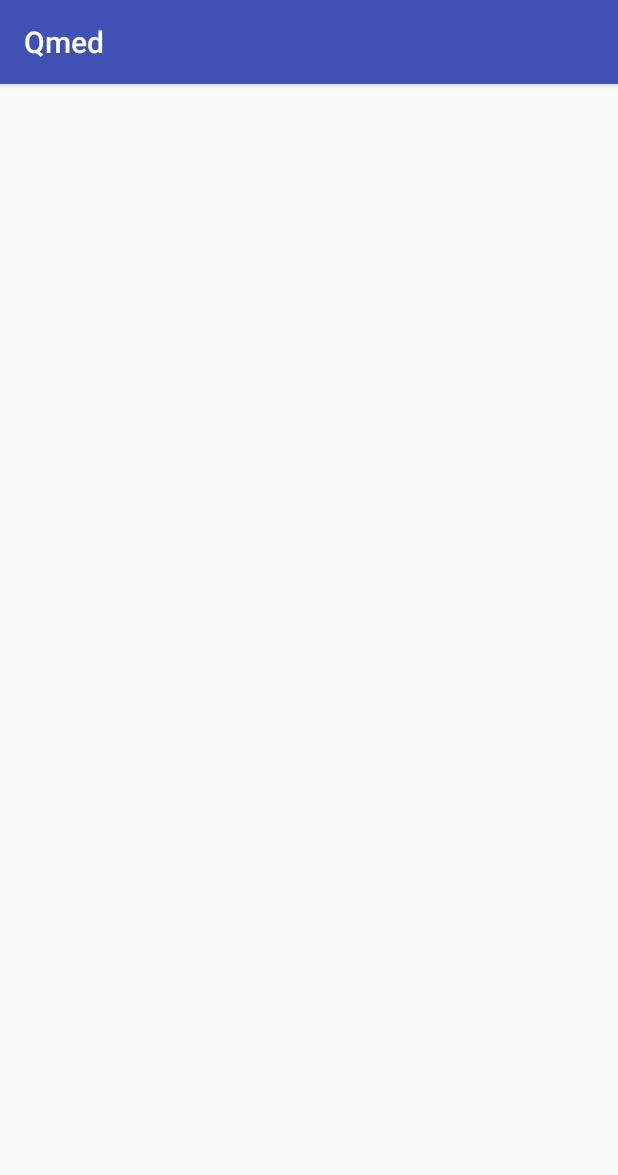
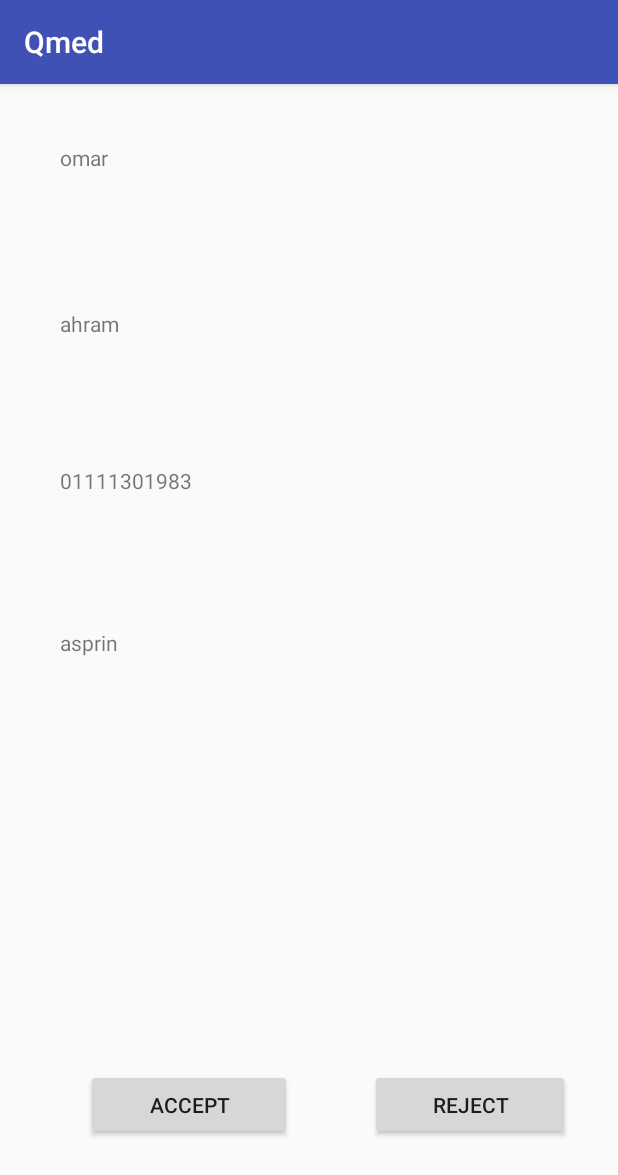
Before and after one commit to Tharwaat/QMED, an Android app: the screen it shows after launch once a user with an empty profile is signed in (PharmacyHomeActivity before the commit, PharmacyRequest after it), on a phone screen of 412 x 824 dp. Shown: the top 1175 px of the screen. Run offline under Robolectric (Android 15) with nearby library versions, the phone set to English and light mode, and no system bars; our stand-ins replace Firebase (no records; nobody signed in at launch, a user with empty details on screens opened directly); libraries missing offline, so code that uses them is left out: com.firebase.geofire; 1 statement that could not run was skipped.

Commit message:
adding pharmacyRequest

```diff
--- a/app/src/main/AndroidManifest.xml
+++ b/app/src/main/AndroidManifest.xml
@@ -45,7 +45,8 @@
             </intent-filter>
         </activity>
         <activity android:name=".SignUpActivity" />
-        <activity android:name=".PharmacyHomeActivity"></activity>
+        <activity android:name=".PharmacyHomeActivity" />
+        <activity android:name=".PharmacyRequest"></activity>
     </application>
 
 </manifest>
--- a/app/src/main/java/com/example/root/qmed/PharmacyHomeActivity.java
+++ b/app/src/main/java/com/example/root/qmed/PharmacyHomeActivity.java
@@ -1,5 +1,6 @@
 package com.example.root.qmed;
 
+import android.content.Intent;
 import android.content.pm.PackageManager;
 import android.location.Location;
 import android.support.v4.app.ActivityCompat;
@@ -16,8 +17,13 @@ import com.google.android.gms.common.api.GoogleApiClient;
 import com.google.android.gms.location.LocationRequest;
 import com.google.android.gms.location.LocationServices;
 import com.google.firebase.auth.FirebaseAuth;
+import com.google.firebase.database.DataSnapshot;
+import com.google.firebase.database.DatabaseError;
 import com.google.firebase.database.DatabaseReference;
 import com.google.firebase.database.FirebaseDatabase;
+import com.google.firebase.database.ValueEventListener;
+
+import java.util.ArrayList;
 
 public class PharmacyHomeActivity extends AppCompatActivity implements GoogleApiClient.ConnectionCallbacks,
         GoogleApiClient.OnConnectionFailedListener {
@@ -41,17 +47,43 @@ public class PharmacyHomeActivity extends AppCompatActivity implements GoogleApi
     private static int FATEST_INTERVAL = 5000; // 5 sec
     private static int DISPLACEMENT = 10; // 10 meters
 
+    private FirebaseAuth firebaseAuth;
+    private DatabaseReference mDatabase;
+    ArrayList<Request> requests = new ArrayList<Request>();
+    String pharmacyID;
+    String uID;
+
 
     @Override
     protected void onCreate(Bundle savedInstanceState) {
         super.onCreate(savedInstanceState);
         setContentView(R.layout.activity_pharmacy_home);
 
+        Request request = new Request("omar","3ezzaby","ahram","01111301983","accepted","asprin","W5YVs58k7HYonR0fsn1X6lGWWpa2");
+        Intent i = new Intent(this, PharmacyRequest.class);
+        i.putExtra("sampleObject", request);
+        startActivity(i);
+        finish();
+
         // First we need to check availability of play services
         if (checkPlayServices()) {
             // Building the GoogleApi client
             buildGoogleApiClient();
         }
+        firebaseAuth = FirebaseAuth.getInstance();
+        mDatabase = FirebaseDatabase.getInstance().getReference();
+        uID = firebaseAuth.getCurrentUser().getUid();
+        mDatabase.addValueEventListener(new ValueEventListener() {
+            @Override
+            public void onDataChange(DataSnapshot dataSnapshot) {
+                getRequests(dataSnapshot);
+            }
+
+            @Override
+            public void onCancelled(DatabaseError databaseError) {
+
+            }
+        });
 
 
 
@@ -140,4 +172,23 @@ public class PharmacyHomeActivity extends AppCompatActivity implements GoogleApi
     public void onConnectionSuspended(int arg0) {
         mGoogleApiClient.connect();
     }
+
+    private void getRequests(DataSnapshot dataSnapshot) {
+        for (DataSnapshot ds : dataSnapshot.getChildren())
+        {
+            Request request = new Request();
+            String customerID ;
+            customerID = "W5YVs58k7HYonR0fsn1X6lGWWpa2";
+
+           /* request.setCustomerAddress((String) dataSnapshot.child("Users").child(customerID).child("address").getValue());
+            request.setCustomerName((String) dataSnapshot.child("Users").child(customerID).child("name").getValue());
+            request.setCustomerPhone((String) dataSnapshot.child("Users").child(customerID).child("phone").getValue());
+            request.setMedicine((String) dataSnapshot.child("Requests").child(pharmacyID).child(customerID).child("medicine").getValue());
+            request.setPharmacy((String) dataSnapshot.child("Users").child(pharmacyID).child("name").getValue());
+            request.setState((String) dataSnapshot.child("Requests").child(pharmacyID).child(customerID).child("state").getValue());*/
+        }
+
+
+    }
+
 }
--- /dev/null
+++ b/app/src/main/java/com/example/root/qmed/PharmacyRequest.java
@@ -0,0 +1,60 @@
+package com.example.root.qmed;
+
+import android.content.Intent;
+import android.support.v7.app.AppCompatActivity;
+import android.os.Bundle;
+import android.view.View;
+import android.widget.TextView;
+
+import com.google.firebase.auth.FirebaseAuth;
+import com.google.firebase.database.DatabaseReference;
+import com.google.firebase.database.FirebaseDatabase;
+
+public class PharmacyRequest extends AppCompatActivity {
+    TextView name,address,phone,medicine;
+    private FirebaseAuth firebaseAuth;
+    private DatabaseReference mDatabase;
+    String pharmacyID;
+    String customerID;
+
+
+    @Override
+    protected void onCreate(Bundle savedInstanceState) {
+        super.onCreate(savedInstanceState);
+        setContentView(R.layout.activity_pharmacy_request);
+        name = (TextView)findViewById(R.id.customerName);
+        address = (TextView)findViewById(R.id.customerAddress);
+        phone = (TextView)findViewById(R.id.customerPhone);
+        medicine =(TextView)findViewById(R.id.medicine);
+        Intent i = getIntent();
+        Request request = (Request) i.getSerializableExtra("sampleObject");
+        name.setText(request.getCustomerName());
+        address.setText(request.getCustomerAddress());
+        phone.setText(request.getCustomerPhone());
+        medicine.setText(request.getMedicine());
+        customerID = request.getCustomerID();
+
+    }
+
+
+    public void acceptRequest(View view) {
+        firebaseAuth = FirebaseAuth.getInstance();
+        pharmacyID= firebaseAuth.getCurrentUser().getUid();
+        mDatabase = FirebaseDatabase.getInstance().getReference();
+
+        mDatabase.child("Requests").child(pharmacyID).child(customerID).child("state").setValue("accepted");
+        startActivity(new Intent(getApplicationContext(), PharmacyHomeActivity.class));
+        finish();
+
+    }
+
+
+    public void rejectRequest(View view) {
+        firebaseAuth = FirebaseAuth.getInstance();
+        pharmacyID= firebaseAuth.getCurrentUser().getUid();
+        mDatabase = FirebaseDatabase.getInstance().getReference();
+        mDatabase.child("Requests").child(pharmacyID).child(customerID).child("state").setValue("rejected");
+        startActivity(new Intent(getApplicationContext(), PharmacyHomeActivity.class));
+        finish();
+    }
+}
--- /dev/null
+++ b/app/src/main/java/com/example/root/qmed/Request.java
@@ -0,0 +1,88 @@
+package com.example.root.qmed;
+
+import java.io.Serializable;
+
+/**
+ * Created by Omar on 5/16/2018.
+ */
+
+public class Request implements Serializable{
+    String customerName;
+    String pharmacy;
+    String customerAddress;
+    String customerPhone;
+    String state = "stall";
+    String medicine;
+    String customerID;
+
+    public Request()
+    {
+
+    }
+
+    public Request(String customerName, String pharmacy, String customerAddress, String customerPhone, String state, String medicine, String customerID) {
+        this.customerName = customerName;
+        this.pharmacy = pharmacy;
+        this.customerAddress = customerAddress;
+        this.customerPhone = customerPhone;
+        this.state = state;
+        this.medicine = medicine;
+        this.customerID = customerID;
+    }
+
+    public String getCustomerName() {
+        return customerName;
+    }
+
+    public void setCustomerName(String customerName) {
+        this.customerName = customerName;
+    }
+
+    public String getPharmacy() {
+        return pharmacy;
+    }
+
+    public void setPharmacy(String pharmacy) {
+        this.pharmacy = pharmacy;
+    }
+
+    public String getCustomerAddress() {
+        return customerAddress;
+    }
+
+    public void setCustomerAddress(String customerAddress) {
+        this.customerAddress = customerAddress;
+    }
+
+    public String getCustomerPhone() {
+        return customerPhone;
+    }
+
+    public void setCustomerPhone(String customerPhone) {
+        this.customerPhone = customerPhone;
+    }
+
+    public String getState() {
+        return state;
+    }
+
+    public void setState(String state) {
+        this.state = state;
+    }
+
+    public String getMedicine() {
+        return medicine;
+    }
+
+    public void setMedicine(String medicine) {
+        this.medicine = medicine;
+    }
+
+    public String getCustomerID() {
+        return customerID;
+    }
+
+    public void setCustomerID(String customerID) {
+        this.customerID = customerID;
+    }
+}
--- a/app/src/main/java/com/example/root/qmed/SignInActivity.java
+++ b/app/src/main/java/com/example/root/qmed/SignInActivity.java
@@ -30,11 +30,10 @@ public class SignInActivity extends AppCompatActivity implements View.OnClickLis
     private EditText password;
     private TextView textViewSignup;
     private FirebaseAuth firebaseAuth;
-    //private FirebaseAuth.AuthStateListener mAuthListener;
+    private DatabaseReference mDatabase;
     private ProgressDialog progressDialog;
     String userId ;
-    //read from db
-    private DatabaseReference mDatabase;
+
 
     @Override
     protected void onCreate(Bundle savedInstanceState) {
--- a/app/src/main/java/com/example/root/qmed/SignUpActivity.java
+++ b/app/src/main/java/com/example/root/qmed/SignUpActivity.java
@@ -24,7 +24,6 @@ public class SignUpActivity extends AppCompatActivity implements View.OnClickLis
 
 
     private FirebaseAuth mAuth;
-    private FirebaseAuth.AuthStateListener mAuthListener;
     ////
     private Button signupBt;
     private EditText etemail;
--- /dev/null
+++ b/app/src/main/res/layout/activity_pharmacy_request.xml
@@ -0,0 +1,78 @@
+<?xml version="1.0" encoding="utf-8"?>
+<android.support.constraint.ConstraintLayout xmlns:android="http://schemas.android.com/apk/res/android"
+    xmlns:app="http://schemas.android.com/apk/res-auto"
+    xmlns:tools="http://schemas.android.com/tools"
+    android:layout_width="match_parent"
+    android:layout_height="match_parent"
+    tools:context="com.example.root.qmed.PharmacyRequest">
+
+    <Button
+        android:id="@+id/acceptBtn"
+        android:layout_width="137dp"
+        android:layout_height="47dp"
+        android:layout_marginEnd="8dp"
+        android:layout_marginStart="8dp"
+        android:text="@string/acceptBtn"
+        app:layout_constraintBaseline_toBaselineOf="@+id/rejectBtn"
+        app:layout_constraintEnd_toStartOf="@+id/rejectBtn"
+        app:layout_constraintHorizontal_bias="0.53"
+        app:layout_constraintStart_toStartOf="parent"
+        android:onClick="acceptRequest"
+        />
+
+    <Button
+        android:id="@+id/rejectBtn"
+        android:layout_width="133dp"
+        android:layout_height="47dp"
+        android:layout_marginBottom="64dp"
+        android:layout_marginEnd="32dp"
+        android:text="@string/rejectBtn"
+        app:layout_constraintBottom_toBottomOf="parent"
+        app:layout_constraintEnd_toEndOf="parent"
+        android:onClick="rejectRequest"/>
+
+    <TextView
+        android:id="@+id/customerAddress"
+        android:layout_width="0dp"
+        android:layout_height="0dp"
+        android:layout_marginBottom="16dp"
+        android:text="@string/caddress"
+        app:layout_constraintBottom_toTopOf="@+id/customerPhone"
+        app:layout_constraintEnd_toEndOf="@+id/customerPhone"
+        app:layout_constraintStart_toStartOf="@+id/customerPhone"
+        app:layout_constraintTop_toBottomOf="@+id/customerName" />
+
+    <TextView
+        android:id="@+id/customerName"
+        android:layout_width="279dp"
+        android:layout_height="0dp"
+        android:layout_marginBottom="22dp"
+        android:layout_marginLeft="40dp"
+        android:layout_marginTop="39dp"
+        android:text="@string/cname"
+        app:layout_constraintBottom_toTopOf="@+id/customerAddress"
+        app:layout_constraintLeft_toLeftOf="parent"
+        app:layout_constraintTop_toTopOf="parent" android:layout_marginStart="40dp"/>
+
+    <TextView
+        android:id="@+id/customerPhone"
+        android:layout_width="275dp"
+        android:layout_height="0dp"
+        android:layout_marginBottom="20dp"
+        android:layout_marginStart="40dp"
+        android:text="@string/cphone"
+        app:layout_constraintBottom_toTopOf="@+id/medicine"
+        app:layout_constraintStart_toStartOf="parent"
+        app:layout_constraintTop_toBottomOf="@+id/customerAddress" />
+
+    <TextView
+        android:id="@+id/medicine"
+        android:layout_width="276dp"
+        android:layout_height="0dp"
+        android:layout_marginBottom="205dp"
+        android:text="@string/medicine"
+        app:layout_constraintBottom_toTopOf="@+id/rejectBtn"
+        app:layout_constraintStart_toStartOf="@+id/customerPhone"
+        app:layout_constraintTop_toBottomOf="@+id/customerPhone" />
+
+</android.support.constraint.ConstraintLayout>
--- a/app/src/main/res/values/strings.xml
+++ b/app/src/main/res/values/strings.xml
@@ -25,6 +25,12 @@
     <string name="sign_up_tv">Sign up!</string>
     <string name="title_activity_pharmacy_map">Map</string>
     <string name="request_med">Request a Medicine!</string>
+    <string name="acceptBtn">Accept</string>
+    <string name="rejectBtn">Reject</string>
+    <string name="cname">TextView</string>
+    <string name="caddress">TextView</string>
+    <string name="cphone">TextView</string>
+    <string name="medicine">TextView</string>
     <string-array name="settings">
         <item>Settings</item>
         <item>Change user-name</item>
```
